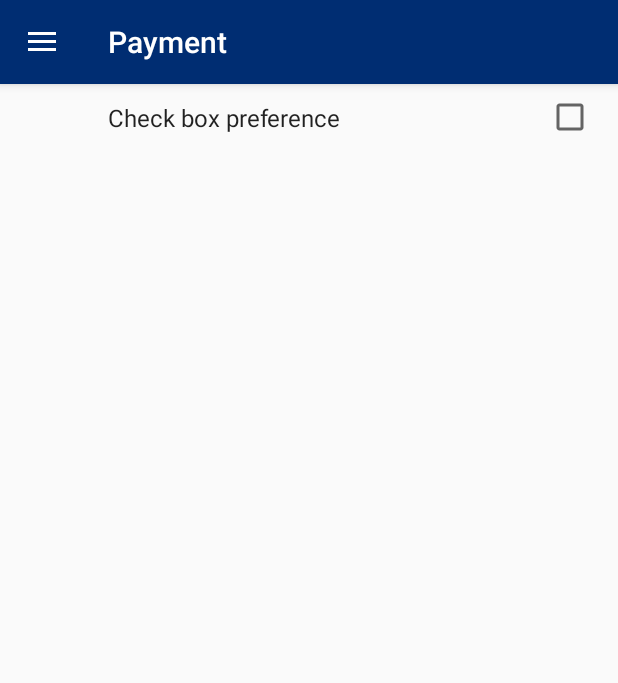
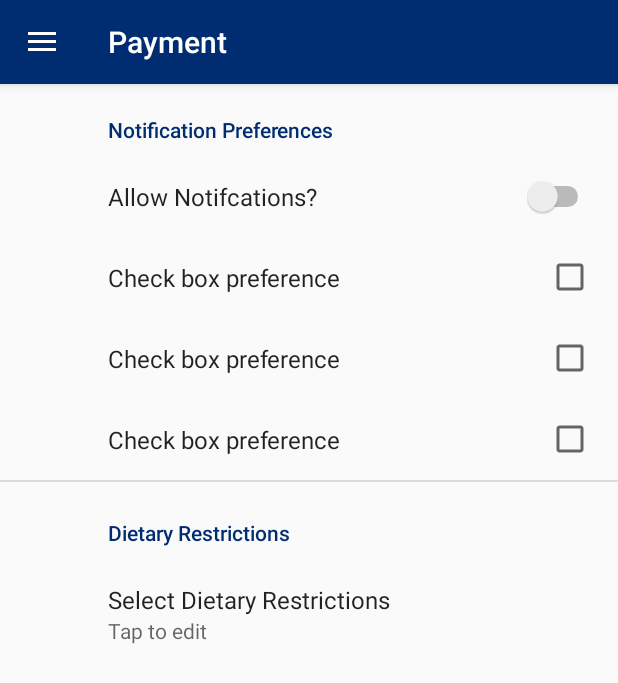
Before and after one commit to jack-van-holland/mylevering, an Android app: the screen it shows after launch once a user with an empty profile is signed in (MainActivity), in the side drawer, after a tap on "Settings", on a phone screen of 412 x 824 dp. Shown: the top 683 px of the screen. Run offline under Robolectric (Android 15) with nearby library versions, the phone set to English and light mode, and no system bars; our stand-ins replace Firebase (no records; nobody signed in at launch, a user with empty details on screens opened directly), androidx.preference.

Commit message:
Very basic settings fragment complete

```diff
--- a/app/src/main/res/values/arrays.xml
+++ b/app/src/main/res/values/arrays.xml
@@ -24,4 +24,17 @@
     <string-array name="notification_preferences_default">
         <item>Order is ready</item>
     </string-array>
+
+    <string-array name="dietary_restrictions">
+        <item>Gluten-Free</item>
+        <item>Vegan</item>
+        <item>Halal</item>
+        <item>Nut Allergy</item>
+        <item>Vegetarian</item>
+        <item>Dairy-Free</item>
+        <item>Kosher</item>
+        <item>Shellfish Allergy</item>
+    </string-array>
+
+    <string-array name="dietary_restrictions_default"></string-array>
 </resources>
--- a/app/src/main/res/values/styles.xml
+++ b/app/src/main/res/values/styles.xml
@@ -27,7 +27,7 @@
         <!-- Customize your theme here. -->
         <item name="colorPrimary">@color/colorPrimary</item>
         <item name="colorPrimaryDark">@color/colorPrimaryDark</item>
-        <item name="colorAccent">@color/colorPrimaryDark</item>
+        <item name="colorAccent">@color/colorPrimary</item>
         <item name="windowActionBar">false</item>
         <item name="windowNoTitle">true</item>
     </style>
--- a/app/src/main/res/xml/preferences.xml
+++ b/app/src/main/res/xml/preferences.xml
@@ -2,19 +2,48 @@
 <PreferenceScreen xmlns:android="http://schemas.android.com/apk/res/android"
     xmlns:app="http://schemas.android.com/apk/res-auto"
     android:id="@+id/pref_screen"
+    android:gravity="center"
     android:theme="@style/AppTheme.Settings">
 
+    <PreferenceCategory android:title="Secret pref cat">
+
+    </PreferenceCategory>
     <PreferenceCategory
         android:id="@+id/pref_cat"
+        android:background="#FFFFFF"
         android:theme="@style/AppTheme.Settings"
         android:title="@string/settings_notification_title"
+        android:visibility="visible"
         app:title="@string/settings_notification_title">
+        <SwitchPreference
+            android:id="@+id/settings_notifications_allowed"
+            android:defaultValue="false"
+            android:key="settings_notifications_allowed"
+            android:title="Allow Notifcations?" />
         <CheckBoxPreference
             android:defaultValue="false"
-            android:forceDarkAllowed="false"
+            android:dependency="settings_notifications_allowed"
             android:key="check_box_preference_1"
-            android:theme="@style/AppTheme.Settings"
             android:title="Check box preference" />
+        <CheckBoxPreference
+            android:defaultValue="false"
+            android:dependency="settings_notifications_allowed"
+            android:key="check_box_preference_1"
+            android:title="Check box preference" />
+        <CheckBoxPreference
+            android:defaultValue="false"
+            android:dependency="settings_notifications_allowed"
+            android:key="check_box_preference_1"
+            android:title="Check box preference" />
+    </PreferenceCategory>
+    <PreferenceCategory android:title="Dietary Restrictions">
+
+        <MultiSelectListPreference
+            android:entries="@array/dietary_restrictions"
+            android:entryValues="@array/dietary_restrictions"
+            android:key="settings_dietary_restrictions"
+            android:summary="Tap to edit"
+            android:title="Select Dietary Restrictions" />
     </PreferenceCategory>
 
 </PreferenceScreen>
```
